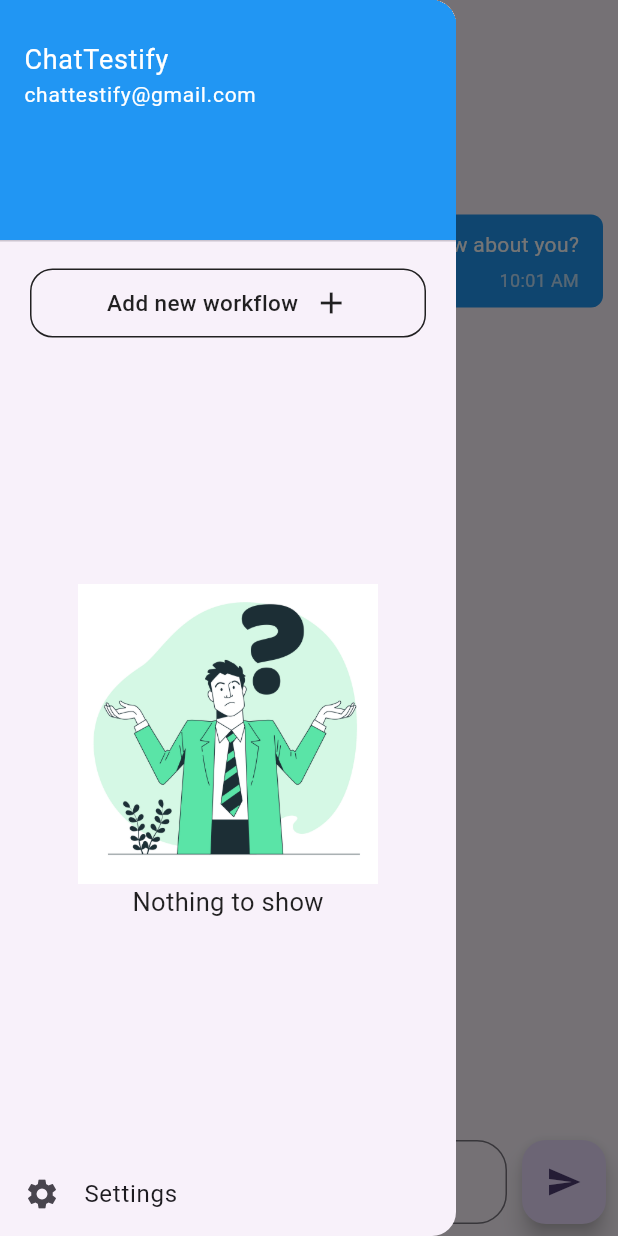
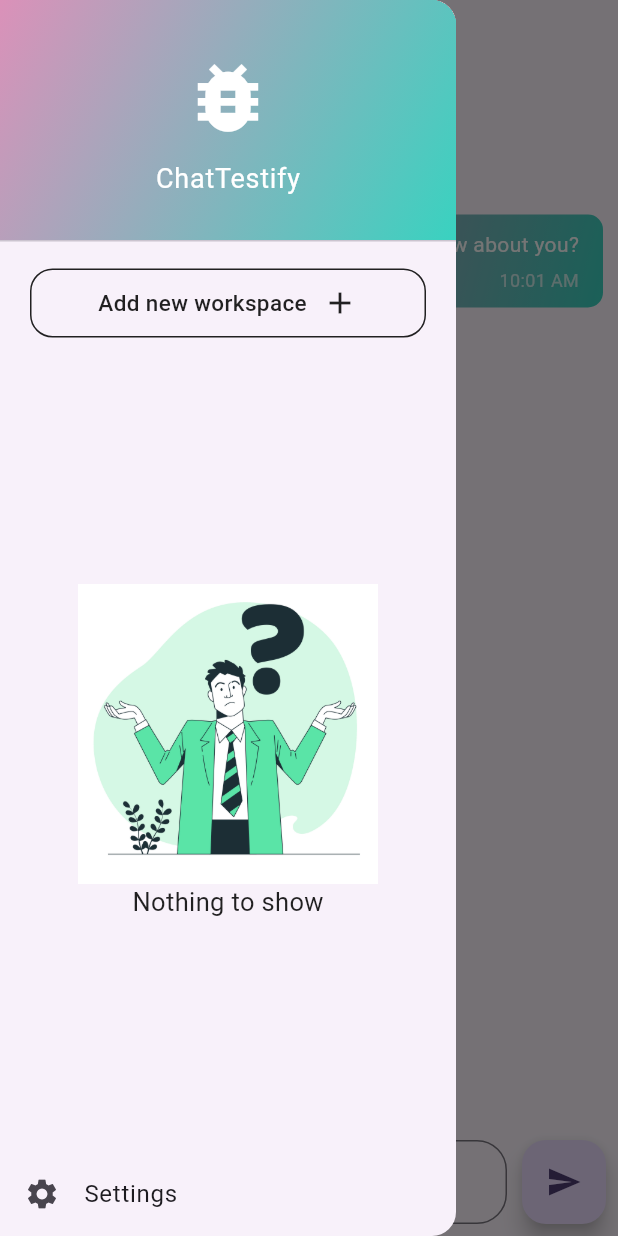
Before and after one commit to botfusion8/botfusion8.github.io, a Flutter app: the screen it shows after launch, with the side drawer open, on a phone screen of 412 x 824 dp. Run offline on Flutter 3.47's test engine with Material 3 defaults, Android fonts, the light colour scheme and no system bars; our stand-ins replace cloud_firestore, file_picker, firebase_core, firebase_storage; missing offline and left inert: flutter_screen_lock; accounts and stored records are empty.

Commit message:
App theme changes

```diff
--- a/lib/chat/chat_screen.dart
+++ b/lib/chat/chat_screen.dart
@@ -1,6 +1,7 @@
 import 'package:chatbot_text_tool/chat/receiver_message.dart';
 import 'package:chatbot_text_tool/chat/sender_message.dart';
 import 'package:chatbot_text_tool/chat/workflow_dialog.dart';
+import 'package:cloud_firestore/cloud_firestore.dart';
 import 'package:flutter/material.dart';
 
 class ChatScreen extends StatefulWidget {
@@ -55,11 +56,17 @@ class _ChatScreenState extends State<ChatScreen> {
             width: MediaQuery.of(context).size.width,
             child: const DrawerHeader(
               decoration: BoxDecoration(
-                color: Colors.blue,
+                gradient: LinearGradient(
+                  colors: [Color(0xFFDB91B9), Color(0xFF39D2C0)],
+                  begin: Alignment.topLeft,
+                  end: Alignment.bottomRight,
+                ),
               ),
               child: Column(
-                crossAxisAlignment: CrossAxisAlignment.start,
+                crossAxisAlignment: CrossAxisAlignment.center,
+                mainAxisAlignment: MainAxisAlignment.center,
                 children: [
+                  Icon(Icons.bug_report, size: 60, color: Colors.white),
                   SizedBox(height: 10),
                   Text(
                     'ChatTestify',
@@ -68,17 +75,11 @@ class _ChatScreenState extends State<ChatScreen> {
                       fontSize: 18,
                     ),
                   ),
-                  Text(
-                    'chattestify@gmail.com',
-                    style: TextStyle(
-                      color: Colors.white,
-                      fontSize: 14,
-                    ),
-                  ),
                 ],
               ),
             ),
           ),
+
           Container(
             margin: const EdgeInsets.symmetric(horizontal: 20, vertical: 10),
             decoration: BoxDecoration(
@@ -106,7 +107,7 @@ class _ChatScreenState extends State<ChatScreen> {
                   mainAxisAlignment: MainAxisAlignment.center,
                   children: [
                     Text(
-                      'Add new workflow',
+                      'Add new workspace',
                       style: TextStyle(
                         color: Colors.black87,
                         fontSize: 15,
@@ -121,7 +122,17 @@ class _ChatScreenState extends State<ChatScreen> {
             ),
           ),
           Expanded(
-            child: Container(
+            child: FutureBuilder<QuerySnapshot>(
+              future: FirebaseFirestore.instance.collection('workspaces').get(),
+              builder: (context, snapshot) {
+                if (snapshot.connectionState == ConnectionState.waiting) {
+                  return const Center(child: CircularProgressIndicator());
+                }
+                if (snapshot.hasError) {
+                  return const Center(child: Text('Error fetching data'));
+                }
+                if (snapshot.hasData && snapshot.data!.docs.isEmpty) {
+                  return Container(
                     alignment: Alignment.center,
                     child: Column(
                       mainAxisAlignment: MainAxisAlignment.center,
@@ -131,9 +142,32 @@ class _ChatScreenState extends State<ChatScreen> {
                           width: 300,
                           height: 200,
                         ),
-                  const Text('Nothing to show',style: TextStyle(fontSize: 17,color: Colors.black87,),)
+                        const Text(
+                          'Nothing to show',
+                          style: TextStyle(fontSize: 17, color: Colors.black87),
+                        ),
                       ],
                     ),
+                  );
+                }
+                // If there are data, display your list or other content
+                return Container(
+                  margin: const EdgeInsets.only(top: 10),
+                  child: ListView.builder(
+                    itemCount: snapshot.data!.docs.length,
+                    itemBuilder: (context, index) {
+                      // Use snapshot.data!.docs[index] to access document data
+                      // Example: String name = snapshot.data!.docs[index]['name'];
+                      return Padding(
+                        padding: const EdgeInsets.symmetric(horizontal: 10),
+                        child: ListTile(trailing: const Icon(Icons.arrow_forward_ios,size: 15,),
+                          title: Text((snapshot.data!.docs[index]["name"] ?? "")),
+                        ),
+                      );
+                    },
+                  ),
+                );
+              },
             ),
           ),
           ListTile(
--- a/lib/chat/sender_message.dart
+++ b/lib/chat/sender_message.dart
@@ -14,8 +14,12 @@ class SenderMessage extends StatelessWidget {
         padding: EdgeInsets.symmetric(horizontal: 16, vertical: 10),
         margin: EdgeInsets.symmetric(vertical: 5),
         decoration: BoxDecoration(
-          color: Colors.blue,
-          borderRadius: BorderRadius.circular(8),
+          gradient: LinearGradient(
+            colors: [Color(0xFFDB91B9), Color(0xFF39D2C0)],
+            begin: Alignment.topLeft,
+            end: Alignment.bottomRight,
+          ),
+          borderRadius: BorderRadius.circular(10)
         ),
         child: Column(
           crossAxisAlignment: CrossAxisAlignment.end,
```
Also changed, not shown: lib/chat/workflow_dialog.dart (+29 -40 lines). Lines whose indentation alone changed are shown as unchanged.
